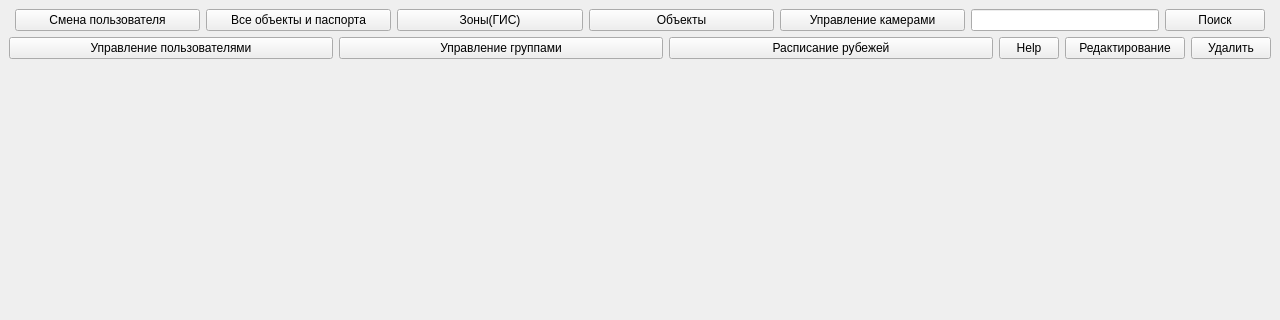
Old version of the form src/mainwindow.ui in the repository IlchenkoVasily/seye; both pictures show x 0 to 1280 and y 0 to 320 of the 1280 by 720 pixel window.
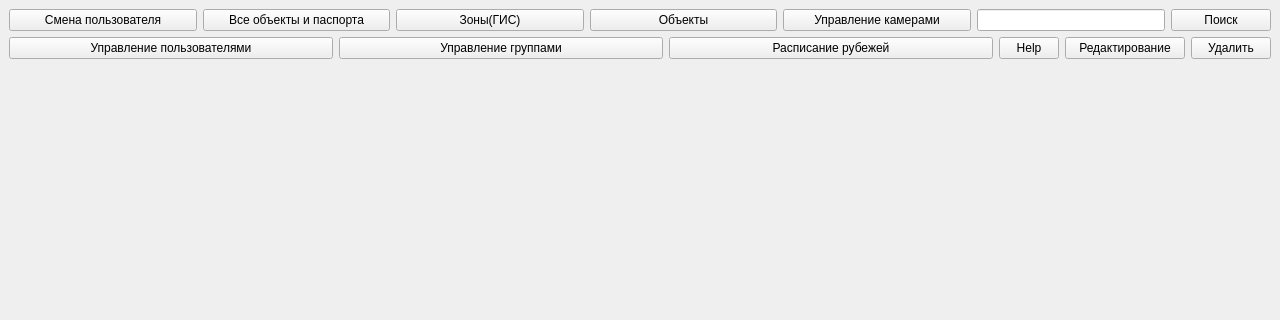
New version of the form.

Diff of the .ui file:
```diff
--- a/src/mainwindow.ui
+++ b/src/mainwindow.ui
@@ -24,13 +24,13 @@
        <enum>QLayout::SetDefaultConstraint</enum>
       </property>
       <property name="leftMargin">
-       <number>6</number>
+       <number>0</number>
       </property>
       <property name="topMargin">
        <number>0</number>
       </property>
       <property name="rightMargin">
-       <number>6</number>
+       <number>0</number>
       </property>
       <item>
        <widget class="QPushButton" name="pushButton_3">
```
Left out of the diff: 6 changed lines with no effect on the pictures.
